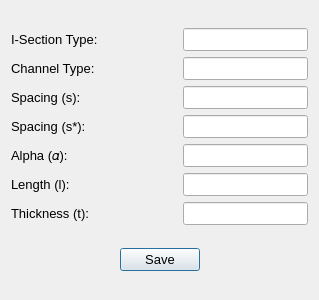
First picture: the form in gui/ui_section_parameters.ui, repository GreatDevelopers/osdag-core, before the edit.
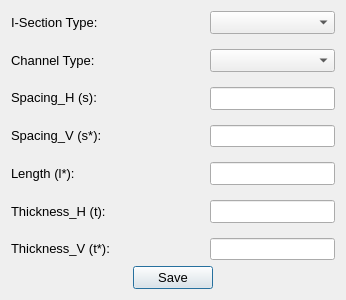
Second picture: the form after the edit.

Commit message: Updated the Section modeller with new UI and Layout

What changed in the file:
```diff
--- a/gui/ui_section_parameters.ui
+++ b/gui/ui_section_parameters.ui
@@ -9,7 +9,7 @@
    <rect>
     <x>0</x>
     <y>0</y>
-    <width>319</width>
+    <width>346</width>
     <height>300</height>
    </rect>
   </property>
@@ -28,7 +28,7 @@
   <property name="maximumSize">
    <size>
     <width>100000</width>
-    <height>300</height>
+    <height>363</height>
    </size>
   </property>
   <property name="windowTitle">
@@ -40,6 +40,9 @@
   <layout class="QVBoxLayout" name="verticalLayout_3">
    <item>
     <layout class="QHBoxLayout" name="horizontalLayout">
+     <property name="spacing">
+      <number>15</number>
+     </property>
      <item>
       <layout class="QVBoxLayout" name="verticalLayout">
        <item>
@@ -74,7 +77,7 @@
           </font>
          </property>
          <property name="text">
-          <string>Spacing (s):</string>
+          <string>Spacing_H (s):</string>
          </property>
         </widget>
        </item>
@@ -86,7 +89,7 @@
           </font>
          </property>
          <property name="text">
-          <string>Spacing (s*):</string>
+          <string>Spacing_V (s*):</string>
          </property>
         </widget>
        </item>
@@ -98,7 +101,7 @@
           </font>
          </property>
          <property name="text">
-          <string>Alpha (𝛼):</string>
+          <string>Length (l*):</string>
          </property>
         </widget>
        </item>
@@ -110,7 +113,7 @@
           </font>
          </property>
          <property name="text">
-          <string>Length (l):</string>
+          <string>Thickness_H (t):</string>
          </property>
         </widget>
        </item>
@@ -122,7 +125,7 @@
           </font>
          </property>
          <property name="text">
-          <string>Thickness (t):</string>
+          <string>Thickness_V (t*):</string>
          </property>
         </widget>
        </item>
@@ -131,13 +134,7 @@
      <item>
       <layout class="QVBoxLayout" name="verticalLayout_2">
        <item>
-        <widget class="QLineEdit" name="parameterText_1">
-         <property name="sizePolicy">
-          <sizepolicy hsizetype="Fixed" vsizetype="Fixed">
-           <horstretch>0</horstretch>
-           <verstretch>0</verstretch>
-          </sizepolicy>
-         </property>
+        <widget class="QComboBox" name="parameterText_1">
          <property name="font">
           <font>
            <pointsize>10</pointsize>
@@ -146,13 +143,7 @@
         </widget>
        </item>
        <item>
-        <widget class="QLineEdit" name="parameterText_2">
-         <property name="sizePolicy">
-          <sizepolicy hsizetype="Fixed" vsizetype="Fixed">
-           <horstretch>0</horstretch>
-           <verstretch>0</verstretch>
-          </sizepolicy>
-         </property>
+        <widget class="QComboBox" name="parameterText_2">
          <property name="font">
           <font>
            <pointsize>10</pointsize>
```
Left out of the diff: 3 changed lines with no effect on the pictures. The commit also changes 6 other files.
